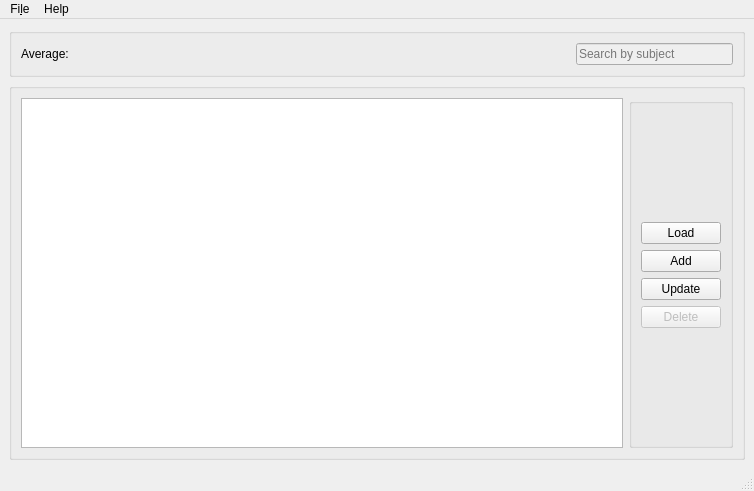
This is registro.ui in ice-bit/registro as Qt 5 draws it before an edit. The edited form follows.
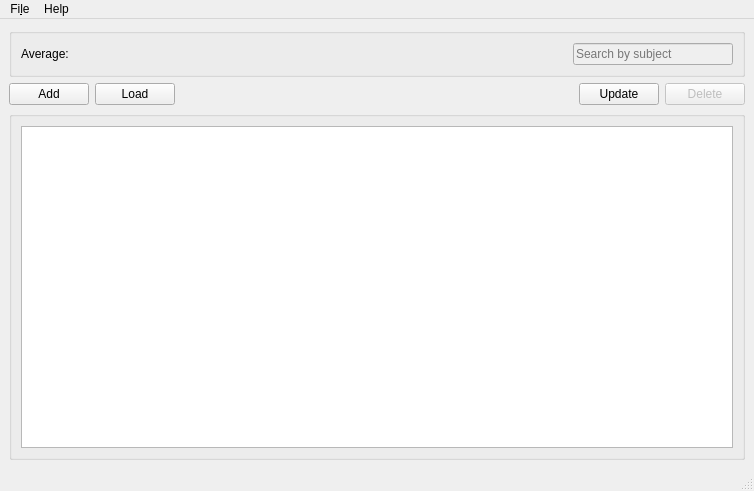
This is the edited form. Icons and pictures are not drawn.

What changed in the file:
```diff
--- a/registro.ui
+++ b/registro.ui
@@ -21,6 +21,88 @@
    <layout class="QHBoxLayout" name="horizontalLayout">
     <item>
      <layout class="QGridLayout" name="gridLayout">
+      <item row="2" column="0">
+       <layout class="QHBoxLayout" name="horizontalLayout_4">
+        <item>
+         <widget class="QPushButton" name="btnAddElements">
+          <property name="enabled">
+           <bool>true</bool>
+          </property>
+          <property name="text">
+           <string>Add</string>
+          </property>
+         </widget>
+        </item>
+        <item>
+         <widget class="QPushButton" name="btnLoadElements">
+          <property name="enabled">
+           <bool>true</bool>
+          </property>
+          <property name="text">
+           <string>Load</string>
+          </property>
+         </widget>
+        </item>
+        <item>
+         <spacer name="horizontalSpacer_5">
+          <property name="orientation">
+           <enum>Qt::Horizontal</enum>
+          </property>
+          <property name="sizeHint" stdset="0">
+           <size>
+            <width>40</width>
+            <height>20</height>
+           </size>
+          </property>
+         </spacer>
+        </item>
+        <item>
+         <widget class="QLabel" name="lblQueryStatus">
+          <property name="font">
+           <font>
+            <pointsize>8</pointsize>
+           </font>
+          </property>
+          <property name="text">
+           <string/>
+          </property>
+         </widget>
+        </item>
+        <item>
+         <spacer name="horizontalSpacer_4">
+          <property name="orientation">
+           <enum>Qt::Horizontal</enum>
+          </property>
+          <property name="sizeHint" stdset="0">
+           <size>
+            <width>40</width>
+            <height>20</height>
+           </size>
+          </property>
+         </spacer>
+        </item>
+        <item>
+         <widget class="QPushButton" name="btnUpElements">
+          <property name="enabled">
+           <bool>true</bool>
+          </property>
+          <property name="text">
+           <string>Update</string>
+          </property>
+         </widget>
+        </item>
+        <item>
+         <widget class="QPushButton" name="btnDelElements">
+          <property name="enabled">
+           <bool>false</bool>
+          </property>
+          <property name="text">
+           <string>Delete</string>
+          </property>
+         </widget>
+        </item>
+       </layout>
+      </item>
       <item row="1" column="0">
        <widget class="QGroupBox" name="topLineBox">
         <property name="title">
@@ -54,18 +136,6 @@
            </property>
           </spacer>
          </item>
-         <item>
-          <widget class="QLabel" name="lblQueryStatus">
-           <property name="font">
-            <font>
-             <pointsize>8</pointsize>
-            </font>
-           </property>
-           <property name="text">
-            <string/>
-           </property>
-          </widget>
-         </item>
          <item>
           <spacer name="horizontalSpacer_3">
            <property name="orientation">
@@ -108,7 +178,7 @@
         </layout>
        </widget>
       </item>
-      <item row="2" column="0">
+      <item row="3" column="0">
        <widget class="QGroupBox" name="bodyBox">
         <property name="title">
          <string/>
@@ -121,81 +191,6 @@
            </property>
           </widget>
          </item>
-         <item>
-          <widget class="QGroupBox" name="actionBox">
-           <property name="title">
-            <string/>
-           </property>
-           <layout class="QVBoxLayout" name="verticalLayout">
-            <item>
-             <spacer name="verticalSpacer_2">
-              <property name="orientation">
-               <enum>Qt::Vertical</enum>
-              </property>
-              <property name="sizeHint" stdset="0">
-               <size>
-                <width>20</width>
-                <height>40</height>
-               </size>
-              </property>
-             </spacer>
-            </item>
-            <item>
-             <widget class="QPushButton" name="btnLoadElements">
-              <property name="enabled">
-               <bool>true</bool>
-              </property>
-              <property name="text">
-               <string>Load</string>
-              </property>
-             </widget>
-            </item>
-            <item>
-             <widget class="QPushButton" name="btnAddElements">
-              <property name="enabled">
-               <bool>true</bool>
-              </property>
-              <property name="text">
-               <string>Add</string>
-              </property>
-             </widget>
-            </item>
-            <item>
-             <widget class="QPushButton" name="btnUpElements">
-              <property name="enabled">
-               <bool>true</bool>
-              </property>
-              <property name="text">
-               <string>Update</string>
-              </property>
-             </widget>
-            </item>
-            <item>
-             <widget class="QPushButton" name="btnDelElements">
-              <property name="enabled">
-               <bool>false</bool>
-              </property>
-              <property name="text">
-               <string>Delete</string>
-              </property>
-             </widget>
-            </item>
-            <item>
-             <spacer name="verticalSpacer">
-              <property name="orientation">
-               <enum>Qt::Vertical</enum>
-              </property>
-              <property name="sizeHint" stdset="0">
-               <size>
-                <width>20</width>
-                <height>40</height>
-               </size>
-              </property>
-             </spacer>
-            </item>
-           </layout>
-          </widget>
-         </item>
         </layout>
        </widget>
       </item>
```
Left out of the diff: 2 changed lines with no effect on the pictures.
